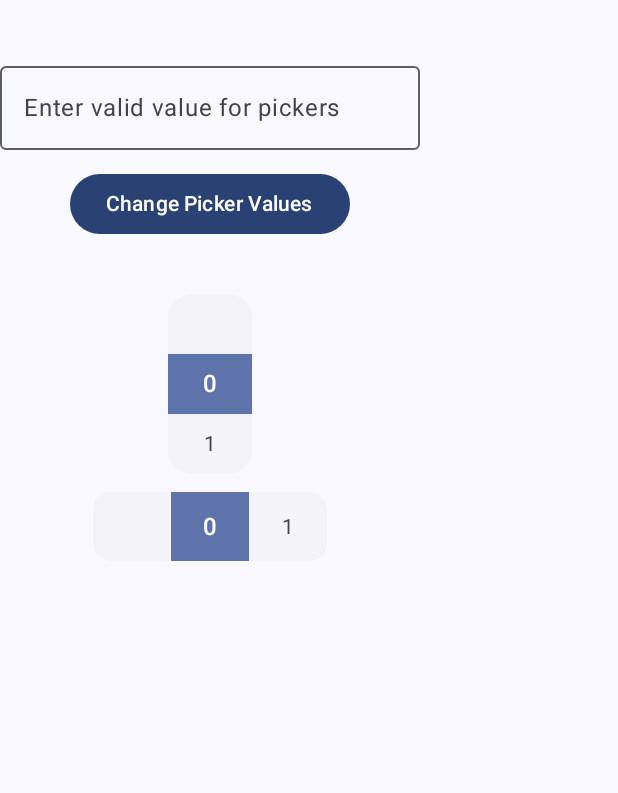
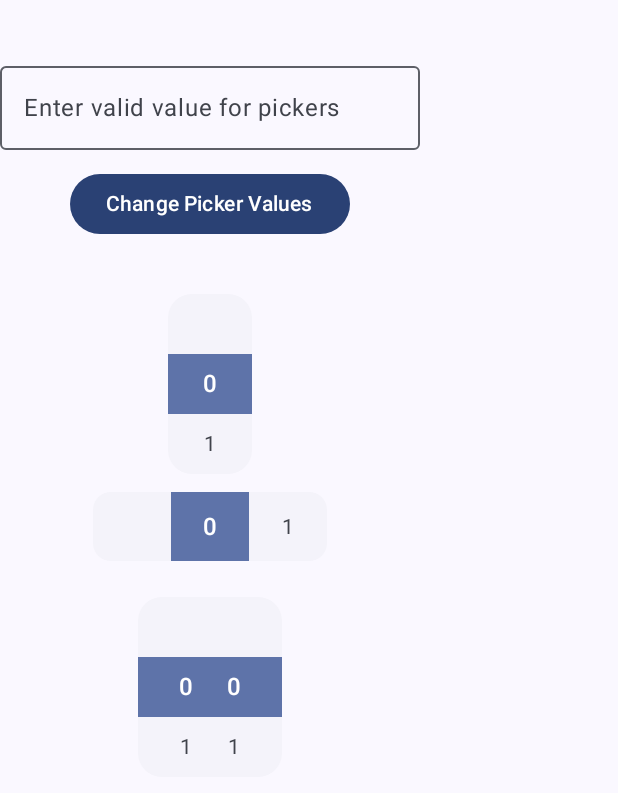
Before and after one commit to eidam-slices/material-pickers, an Android app built with Jetpack Compose: the composable ExampleDemoScreen shown on its own in the app's theme, on a phone screen of 412 x 824 dp. Shown: the top 793 px of the screen. Run offline under Robolectric (Android 15) with nearby library versions, the phone set to English and light mode, and no system bars.

Commit message:
- added Double Pickers (Horizontal and Vertical) and own demo screen for them

```diff
--- a/material-pickers-demo/src/main/java/cum/eidam/material_pickers_demo/ExampleDemoScreen.kt
+++ b/material-pickers-demo/src/main/java/cum/eidam/material_pickers_demo/ExampleDemoScreen.kt
@@ -16,11 +16,15 @@ import androidx.compose.ui.Alignment
 import androidx.compose.ui.Modifier
 import androidx.compose.ui.platform.LocalContext
 import androidx.compose.ui.unit.dp
+import cum.eidam.material_pickers.DoubleVerticalPicker
 import cum.eidam.material_pickers.HorizontalPicker
 import cum.eidam.material_pickers.VerticalPicker
 
 @Composable
-fun ExampleDemoScreen(modifier: Modifier = Modifier) {
+fun ExampleDemoScreen(
+    modifier: Modifier = Modifier,
+    onNavigate: (String) -> Unit = { _ -> },
+) {
 
     val context = LocalContext.current
 
@@ -35,6 +39,9 @@ fun ExampleDemoScreen(modifier: Modifier = Modifier) {
         var verticalValue by remember { mutableStateOf(exampleItems.first()) }
         var horizontalValue by remember { mutableStateOf(exampleItems.first()) }
 
+
+        var valueLeft by remember { mutableStateOf(exampleItems.first()) }
+        var valueRight by remember { mutableStateOf(exampleItems.first()) }
 
 
         Spacer(Modifier.height(36.dp))
@@ -53,6 +60,11 @@ fun ExampleDemoScreen(modifier: Modifier = Modifier) {
                 if (exampleItems.contains(number)) {
                     verticalValue = number
                     horizontalValue = number
+
+                    valueLeft = number
+                    valueRight = number
+
+
                 }
                 else {
                     Toast.makeText(
@@ -85,5 +97,20 @@ fun ExampleDemoScreen(modifier: Modifier = Modifier) {
         )
 
 
+        Spacer(Modifier.height(24.dp))
+
+
+
+        DoubleVerticalPicker(
+            itemsLeft = exampleItems,
+            valueLeft = valueLeft,
+            onValueChangeLeft = { valueLeft = it },
+
+            itemsRight = exampleItems,
+            valueRight = valueRight,
+            onValueChangeRight = { valueRight = it },
+        )
+
+
     }
 }
--- /dev/null
+++ b/material-pickers/src/main/java/cum/eidam/material_pickers/DoubleVerticalPicker.kt
@@ -0,0 +1,61 @@
+package cum.eidam.material_pickers
+
+import androidx.compose.foundation.layout.Row
+import androidx.compose.foundation.shape.CornerSize
+import androidx.compose.foundation.shape.RoundedCornerShape
+import androidx.compose.material3.MaterialTheme
+import androidx.compose.runtime.Composable
+import androidx.compose.ui.Modifier
+import androidx.compose.ui.unit.dp
+
+@Composable
+fun <TL, TR> DoubleVerticalPicker(
+    modifier: Modifier = Modifier,
+
+    itemsLeft: List<TL>,
+    valueLeft: TL,
+    onValueChangeLeft: (TL) -> Unit,
+
+    itemsRight: List<TR>,
+    valueRight: TR,
+    onValueChangeRight: (TR) -> Unit,
+) {
+
+    val shapeLeft = RoundedCornerShape(
+        topStart = MaterialTheme.shapes.large.topStart,
+        bottomStart = MaterialTheme.shapes.large.bottomStart,
+        topEnd = CornerSize(0.dp),
+        bottomEnd = CornerSize(0.dp)
+    )
+    val shapeRight = RoundedCornerShape(
+        topStart = CornerSize(0.dp),
+        bottomStart = CornerSize(0.dp),
+        topEnd = MaterialTheme.shapes.large.topEnd,
+        bottomEnd = MaterialTheme.shapes.large.bottomEnd,
+    )
+
+    val textOffsetCenter = 8.dp
+
+    val pickerWidth = 56.dp - textOffsetCenter
+
+    Row {
+        VerticalPicker(
+            items = itemsLeft,
+            value = valueLeft,
+            onValueChange = onValueChangeLeft,
+            shape = shapeLeft,
+            textOffset = textOffsetCenter,
+            itemWidth = pickerWidth
+        )
+
+        VerticalPicker(
+            items = itemsRight,
+            value = valueRight,
+            onValueChange = onValueChangeRight,
+            shape = shapeRight,
+            textOffset = -textOffsetCenter,
+            itemWidth = pickerWidth
+        )
+    }
+
+}
--- a/material-pickers/src/main/java/cum/eidam/material_pickers/HorizontalPicker.kt
+++ b/material-pickers/src/main/java/cum/eidam/material_pickers/HorizontalPicker.kt
@@ -6,6 +6,7 @@ import androidx.compose.foundation.layout.Box
 import androidx.compose.foundation.layout.PaddingValues
 import androidx.compose.foundation.layout.fillMaxSize
 import androidx.compose.foundation.layout.height
+import androidx.compose.foundation.layout.offset
 import androidx.compose.foundation.layout.width
 import androidx.compose.foundation.lazy.LazyRow
 import androidx.compose.foundation.lazy.items
@@ -136,7 +137,8 @@ fun <T> HorizontalPicker(
                     PickerItem(
                         text = item.toString(),
                         selected = selected,
-                        modifier = Modifier.width(itemWidth).height(itemHeight)
+                        modifier = Modifier.width(itemWidth).height(itemHeight),
+                        textModifier = Modifier.offset(y = textOffset)
                     ) { // onClick ->
                         if (value == item) return@PickerItem
 
--- a/material-pickers/src/main/java/cum/eidam/material_pickers/PickerItem.kt
+++ b/material-pickers/src/main/java/cum/eidam/material_pickers/PickerItem.kt
@@ -4,15 +4,12 @@ import androidx.compose.foundation.clickable
 import androidx.compose.foundation.interaction.MutableInteractionSource
 import androidx.compose.foundation.layout.Box
 import androidx.compose.foundation.layout.fillMaxWidth
-import androidx.compose.foundation.layout.offset
 import androidx.compose.material3.MaterialTheme
 import androidx.compose.material3.Text
 import androidx.compose.runtime.Composable
 import androidx.compose.runtime.remember
 import androidx.compose.ui.Alignment
 import androidx.compose.ui.Modifier
-import androidx.compose.ui.unit.Dp
-import androidx.compose.ui.unit.dp
 
 @Composable
 fun PickerItem(
@@ -20,7 +17,7 @@ fun PickerItem(
     selected: Boolean,
 
     modifier: Modifier = Modifier,
-    textOffset: Dp = 0.dp,
+    textModifier: Modifier = Modifier,
 
     onClick: (() -> Unit)? = null,
 ) {
@@ -40,7 +37,7 @@ fun PickerItem(
 
         Text(
             text = text,
-            modifier = Modifier.offset(x = textOffset),
+            modifier = textModifier,
             style =
                 if (selected) {
                     MaterialTheme.typography.titleMedium.copy(
--- a/material-pickers/src/main/java/cum/eidam/material_pickers/VerticalPicker.kt
+++ b/material-pickers/src/main/java/cum/eidam/material_pickers/VerticalPicker.kt
@@ -7,6 +7,7 @@ import androidx.compose.foundation.layout.PaddingValues
 import androidx.compose.foundation.layout.fillMaxSize
 import androidx.compose.foundation.layout.fillMaxWidth
 import androidx.compose.foundation.layout.height
+import androidx.compose.foundation.layout.offset
 import androidx.compose.foundation.layout.width
 import androidx.compose.foundation.lazy.LazyColumn
 import androidx.compose.foundation.lazy.items
@@ -52,6 +53,7 @@ fun <T> VerticalPicker(
 
     val density = LocalDensity.current
     // calculations:
+
     val itemHeightPx = with(density) { itemHeight.toPx() }
     val verticalPickerPadding = itemHeight * (PICKER_ITEMS_VISIBLE / 2)
 
@@ -139,7 +141,8 @@ fun <T> VerticalPicker(
                         text = item.toString(),
                         selected = selected,
 
-                        modifier = Modifier.height(itemHeight)
+                        modifier = Modifier.height(itemHeight),
+                        textModifier = Modifier.offset(x = textOffset)
                     ) { // onClick:
                         // todo: or index ?
                         if (value == item) return@PickerItem
```
Also changed, not shown: material-pickers-demo/src/main/java/cum/eidam/material_pickers_demo/DoublePickersDemo.kt (added, +91 -0 lines), material-pickers-demo/src/main/java/cum/eidam/material_pickers_demo/MainActivity.kt (+16 -3 lines), material-pickers-demo/src/main/java/cum/eidam/material_pickers_demo/SinglePickersDemoScreen.kt (added, +95 -0 lines), material-pickers/src/main/java/cum/eidam/material_pickers/DoubleHorizontalPicker.kt (added, +52 -0 lines), 1 other file.
